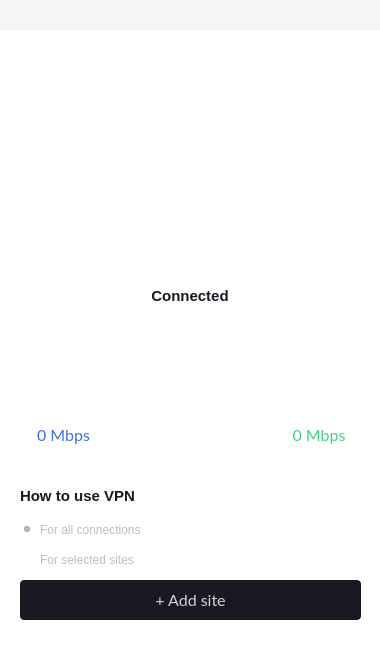
amnezia-vpn/amnezia-client, file client/ui/mainwindow.ui: the form before one commit.
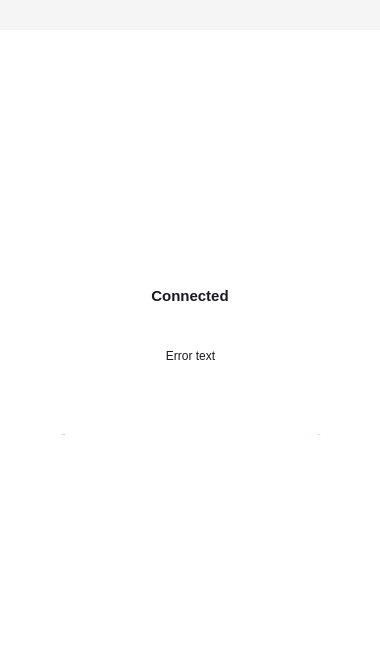
The form after the commit. The open tabs and pages were chosen to show the change. Icons and pictures are not drawn. Custom widgets are drawn as their Qt base class.

Diff of the .ui file:
```diff
--- a/client/ui/mainwindow.ui
+++ b/client/ui/mainwindow.ui
@@ -14,26 +14,7 @@
    <string/>
   </property>
   <property name="styleSheet">
-   <string notr="true">QWidget {
-	font: 16px &quot;Lato&quot;;	
-	outline: none;
-	font-style: normal;
-	font-weight: normal;
-}
-
-/*----------------------*/
-
-QPushButton {
-	border: none;
-    color: rgb(216, 216, 216);
-}
-QPushButton:disabled {
-	border: none;
-    color: rgb(127, 127, 127);
-}
-
-/*----------------------*/
-
+   <string notr="true">
 QLabel {
     color: #181922;
 }
@@ -41,14 +22,14 @@
 	color: #A7A7A7;
 }
 
-/*----------------------*/
-
-QMessageBox {
-    background-color: #333333;
-}
 QMessageBox QLabel {
     color: #aaa;
 }
+/*
+QMessageBox QPushButton {
+    border: 1;
+}
+*/
 
 /*----------------------*/
 
@@ -176,7 +157,25 @@
      </rect>
     </property>
     <property name="styleSheet">
-     <string notr="true">QWidget #widget_main {
+     <string notr="true">QWidget {
+	font: 16px &quot;Lato&quot;;	
+	outline: none;
+	font-style: normal;
+	font-weight: normal;
+}
+
+/*----------------------*/
+
+QPushButton {
+	border: none;
+}
+QPushButton:disabled {
+	border: none;
+}
+
+/*----------------------*/
+
+QWidget #widget_main {
 	background: white;
 }
 </string>
@@ -257,14 +256,7 @@
       </rect>
      </property>
      <property name="styleSheet">
-      <string notr="true">QStackedWidget#stackedWidget_main{
-	background: transparent;
-}
-
-QStackedWidget QWidget {
-	background: transparent;
-}
-</string>
+      <string notr="true"/>
      </property>
      <property name="currentIndex">
       <number>1</number>
@@ -902,8 +894,8 @@
         <property name="font">
          <font>
           <family>Lato</family>
-          <pointsize>12</pointsize>
-          <weight>7</weight>
+          <pointsize>-1</pointsize>
+          <weight>50</weight>
           <italic>false</italic>
           <bold>false</bold>
          </font>
@@ -931,8 +923,8 @@
         <property name="font">
          <font>
           <family>Lato</family>
-          <pointsize>12</pointsize>
-          <weight>7</weight>
+          <pointsize>-1</pointsize>
+          <weight>50</weight>
           <italic>false</italic>
           <bold>false</bold>
          </font>
@@ -1140,6 +1132,45 @@
         <bool>false</bool>
        </property>
       </widget>
+      <widget class="QLabel" name="label_error_text">
+       <property name="geometry">
+        <rect>
+         <x>0</x>
+         <y>300</y>
+         <width>381</width>
+         <height>51</height>
+        </rect>
+       </property>
+       <property name="text">
+        <string>Error text</string>
+       </property>
+       <property name="scaledContents">
+        <bool>false</bool>
+       </property>
+       <property name="alignment">
+        <set>Qt::AlignCenter</set>
+       </property>
+       <property name="wordWrap">
+        <bool>true</bool>
+       </property>
+      </widget>
+      <widget class="QLabel" name="label_19">
+       <property name="geometry">
+        <rect>
+         <x>10</x>
+         <y>460</y>
+         <width>361</width>
+         <height>141</height>
+        </rect>
+       </property>
+       <property name="styleSheet">
+        <string notr="true">image: url(:/images/AmneziaVPN.png);
+background-color: rgb(255, 255, 255);</string>
+       </property>
+       <property name="text">
+        <string/>
+       </property>
+      </widget>
      </widget>
      <widget class="QWidget" name="page_sites">
       <property name="styleSheet">
```
Left out of the diff: 57 changed lines with no effect on the pictures.
